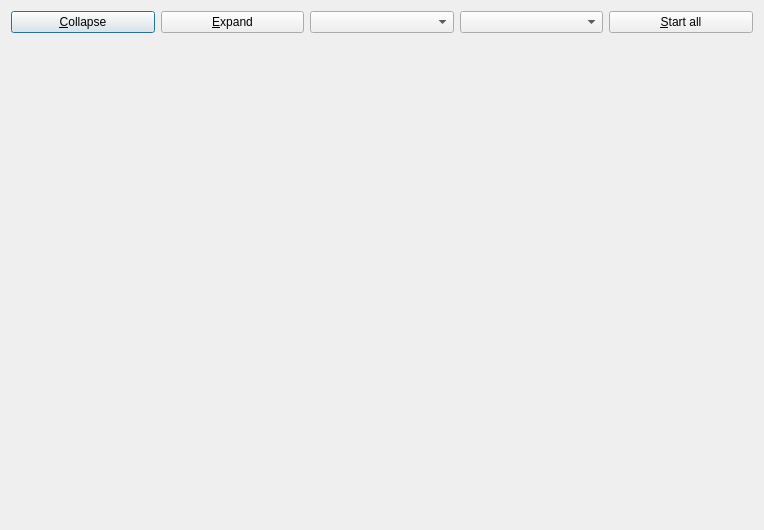
Above: rqt_launch/resource/launch_widget.ui from ros-visualization/rqt_launch before the change. Below: the same form after it.
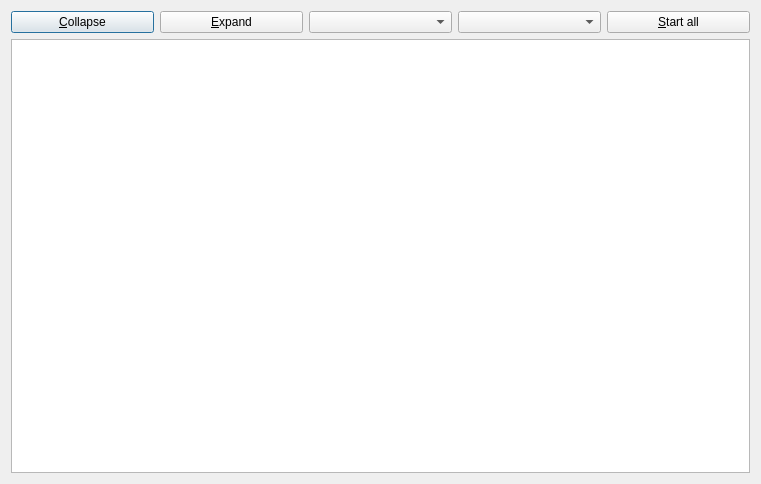
That is the form after the change.

Commit message: rqt_launch) Design changed (planned. Nodes in .launch files are Qt Widget)

```diff
--- a/rqt_launch/resource/launch_widget.ui
+++ b/rqt_launch/resource/launch_widget.ui
@@ -6,8 +6,8 @@
    <rect>
     <x>0</x>
     <y>0</y>
-    <width>764</width>
-    <height>530</height>
+    <width>761</width>
+    <height>484</height>
    </rect>
   </property>
   <property name="minimumSize">
@@ -52,7 +52,17 @@
     </layout>
    </item>
    <item>
-    <widget class="QWidget" name="_process_widget" native="true"/>
+    <widget class="QTreeView" name="_treeview">
+     <property name="alternatingRowColors">
+      <bool>true</bool>
+     </property>
+     <property name="animated">
+      <bool>true</bool>
+     </property>
+     <property name="headerHidden">
+      <bool>true</bool>
+     </property>
+    </widget>
    </item>
   </layout>
  </widget>
```
The commit also changes 7 other files.
